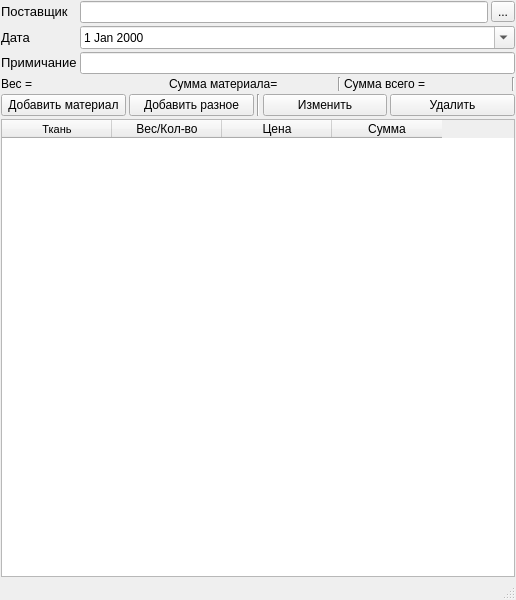
Before: the Qt Designer form ui/add_material.ui in Meller008/CRM-Avi, drawn with Qt 5.
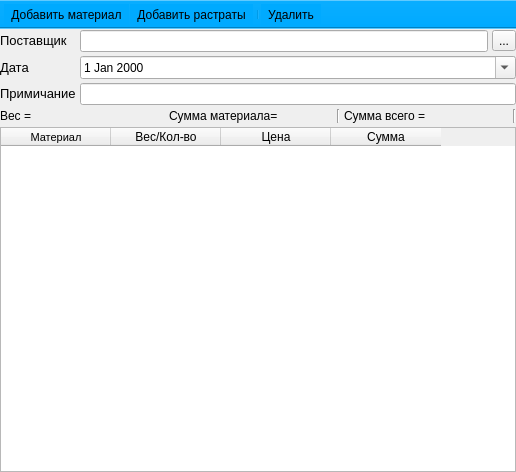
After: the same form once the commit is applied.

Diff of the .ui file:
```diff
--- a/ui/add_material.ui
+++ b/ui/add_material.ui
@@ -7,7 +7,7 @@
     <x>0</x>
     <y>0</y>
     <width>516</width>
-    <height>600</height>
+    <height>472</height>
    </rect>
   </property>
   <property name="windowTitle">
@@ -16,19 +16,19 @@
   <widget class="QWidget" name="centralwidget">
    <layout class="QGridLayout" name="gridLayout">
     <property name="leftMargin">
-     <number>1</number>
+     <number>0</number>
     </property>
     <property name="topMargin">
      <number>1</number>
     </property>
     <property name="rightMargin">
-     <number>1</number>
+     <number>0</number>
     </property>
     <property name="bottomMargin">
-     <number>1</number>
+     <number>0</number>
     </property>
     <property name="spacing">
-     <number>3</number>
+     <number>4</number>
     </property>
     <item row="1" column="1" colspan="2">
      <widget class="QDateEdit" name="de_data">
@@ -127,45 +127,6 @@
      </layout>
     </item>
     <item row="4" column="0" colspan="3">
-     <layout class="QHBoxLayout" name="horizontalLayout_6">
-      <item>
-       <widget class="QPushButton" name="bu_set_material_3">
-        <property name="text">
-         <string>Добавить материал</string>
-        </property>
-       </widget>
-      </item>
-      <item>
-       <widget class="QPushButton" name="bu_set_comparing_3">
-        <property name="text">
-         <string>Добавить разное</string>
-        </property>
-       </widget>
-      </item>
-      <item>
-       <widget class="Line" name="line_9">
-        <property name="orientation">
-         <enum>Qt::Vertical</enum>
-        </property>
-       </widget>
-      </item>
-      <item>
-       <widget class="QPushButton" name="bu_change_3">
-        <property name="text">
-         <string>Изменить</string>
-        </property>
-       </widget>
-      </item>
-      <item>
-       <widget class="QPushButton" name="bu_del_3">
-        <property name="text">
-         <string>Удалить</string>
-        </property>
-       </widget>
-      </item>
-     </layout>
-    </item>
-    <item row="5" column="0" colspan="3">
      <widget class="QTableWidget" name="tw_position">
       <property name="rowCount">
        <number>0</number>
@@ -184,7 +145,7 @@
       </attribute>
       <column>
        <property name="text">
-        <string>Ткань</string>
+        <string>Материал</string>
        </property>
        <property name="font">
         <font>
@@ -214,17 +175,51 @@
     </item>
    </layout>
   </widget>
-  <widget class="QMenuBar" name="menubar">
-   <property name="geometry">
-    <rect>
-     <x>0</x>
-     <y>0</y>
-     <width>516</width>
-     <height>21</height>
-    </rect>
+  <widget class="QToolBar" name="toolBar">
+   <property name="windowTitle">
+    <string>toolBar</string>
    </property>
+   <property name="styleSheet">
+    <string notr="true">background-color: rgb(0, 170, 255);</string>
+   </property>
+   <property name="movable">
+    <bool>false</bool>
+   </property>
+   <attribute name="toolBarArea">
+    <enum>TopToolBarArea</enum>
+   </attribute>
+   <attribute name="toolBarBreak">
+    <bool>false</bool>
+   </attribute>
+   <addaction name="pb_add_material"/>
+   <addaction name="pb_add_comparing"/>
+   <addaction name="separator"/>
+   <addaction name="pb_dell_maerial"/>
   </widget>
-  <widget class="QStatusBar" name="statusbar"/>
+  <action name="pb_add_material">
+   <property name="text">
+    <string>Добавить материал</string>
+   </property>
+   <property name="toolTip">
+    <string>Добавить ткань</string>
+   </property>
+  </action>
+  <action name="pb_add_comparing">
+   <property name="text">
+    <string>Добавить растраты</string>
+   </property>
+   <property name="toolTip">
+    <string>Прочие растраты</string>
+   </property>
+  </action>
+  <action name="pb_dell_maerial">
+   <property name="text">
+    <string>Удалить</string>
+   </property>
+   <property name="toolTip">
+    <string>Удалить строку ткани</string>
+   </property>
+  </action>
  </widget>
  <resources/>
  <connections/>
```
Left out of the diff: 58 changed lines with no effect on the pictures.
